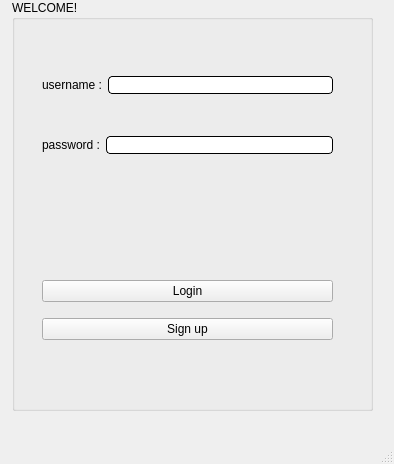
Mitraaaaa/Store, file Store/mainwindow.ui: the form before one commit.
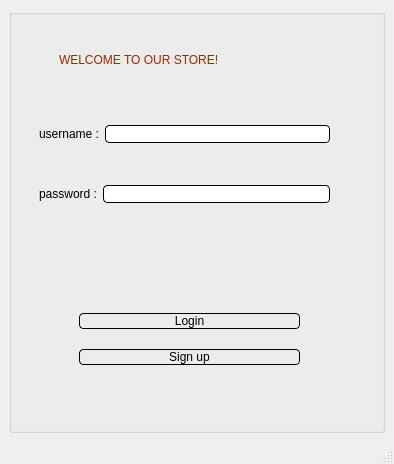
The form after the commit.

```diff
--- a/Store/mainwindow.ui
+++ b/Store/mainwindow.ui
@@ -23,6 +23,10 @@
  background: qlineargradient(x1:0, y1:0, x2:1, y2:1,
                 stop:0 white, stop: 0.4 rgb(155, 154, 156) stop:0.8 rgb(255, 163, 168));
 	font: 75 16pt &quot;Comic Sans MS&quot;;
+	color:black;
+  	 border-width: 1px;
+    border-style: solid;
+    border-radius: 4px;
 }
 #signup
 {
@@ -30,6 +34,10 @@
                 stop:0 white, stop: 0.2 rgb(255, 163, 168) , stop:0.7 rgb(155, 154, 156));
 	
 	font: 75 16pt &quot;Comic Sans MS&quot;;
+color:black;
+  	 border-width: 1px;
+    border-style: solid;
+    border-radius: 4px;
 }
 QLineEdit
 {
@@ -37,6 +45,7 @@
     border-style: solid;
     border-radius: 4px;
 	font: 15pt &quot;Papyrus&quot;;
+background-color:rgb(255, 255, 255);
 }
 
 #centralwidget
@@ -47,29 +56,31 @@
 
 QPushButton:hover {
 color:white;
+}
+QLabel
+{
+color:balack;
+}
+QTextBrowser
+{
+	font: 14pt &quot;Comic Sans MS&quot;;
 }</string>
    </property>
+   <layout class="QGridLayout" name="gridLayout">
+    <item row="0" column="0">
    <widget class="QGroupBox" name="welcomepage">
-    <property name="geometry">
-     <rect>
-      <x>12</x>
-      <y>0</y>
-      <width>361</width>
-      <height>411</height>
-     </rect>
-    </property>
     <property name="styleSheet">
      <string notr="true"/>
     </property>
     <property name="title">
-     <string>WELCOME!</string>
+       <string/>
     </property>
     <widget class="QWidget" name="layoutWidget">
      <property name="geometry">
       <rect>
-       <x>30</x>
-       <y>270</y>
-       <width>291</width>
+         <x>70</x>
+         <y>290</y>
+         <width>221</width>
        <height>81</height>
       </rect>
      </property>
@@ -100,7 +111,7 @@
      <property name="geometry">
       <rect>
        <x>30</x>
-       <y>40</y>
+         <y>80</y>
        <width>291</width>
        <height>151</height>
       </rect>
@@ -151,7 +162,26 @@
       </item>
      </layout>
     </widget>
-   </widget>
+      <widget class="QLabel" name="label_3">
+       <property name="geometry">
+        <rect>
+         <x>50</x>
+         <y>30</y>
+         <width>261</width>
+         <height>41</height>
+        </rect>
+       </property>
+       <property name="styleSheet">
+        <string notr="true">font: 18pt &quot;Comic Sans MS&quot;;
+color:rgb(163, 37, 0)</string>
+       </property>
+       <property name="text">
+        <string>WELCOME TO OUR STORE!</string>
+       </property>
+      </widget>
+     </widget>
+    </item>
+   </layout>
   </widget>
   <widget class="QMenuBar" name="menubar">
    <property name="geometry">
```
Lines whose indentation alone changed are shown as unchanged.
